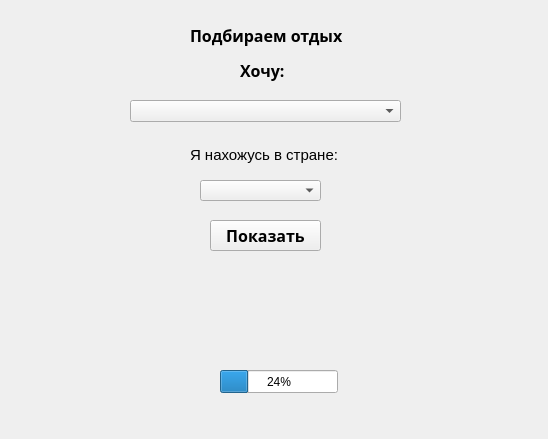
Before: the Qt Designer form Mdp/MdpProject/mainwindow.ui in bmitioglov/MdpProject, drawn with Qt 5.
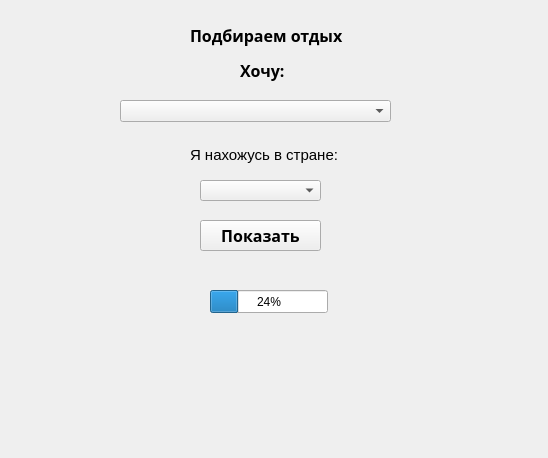
After: the same form once the commit is applied.

Diff of the .ui file:
```diff
--- a/Mdp/MdpProject/mainwindow.ui
+++ b/Mdp/MdpProject/mainwindow.ui
@@ -7,7 +7,7 @@
     <x>0</x>
     <y>0</y>
     <width>548</width>
-    <height>439</height>
+    <height>458</height>
    </rect>
   </property>
   <property name="windowTitle">
@@ -38,8 +38,8 @@
    <widget class="QProgressBar" name="progressBar">
     <property name="geometry">
      <rect>
-      <x>220</x>
-      <y>370</y>
+      <x>210</x>
+      <y>290</y>
       <width>118</width>
       <height>23</height>
      </rect>
@@ -72,7 +72,7 @@
    <widget class="QComboBox" name="comboBox">
     <property name="geometry">
      <rect>
-      <x>130</x>
+      <x>120</x>
       <y>100</y>
       <width>271</width>
       <height>22</height>
@@ -142,9 +142,9 @@
    <widget class="QPushButton" name="pushButton">
     <property name="geometry">
      <rect>
-      <x>210</x>
+      <x>200</x>
       <y>220</y>
-      <width>111</width>
+      <width>121</width>
       <height>31</height>
      </rect>
     </property>
```
Left out of the diff: 2 changed lines with no effect on the pictures.
